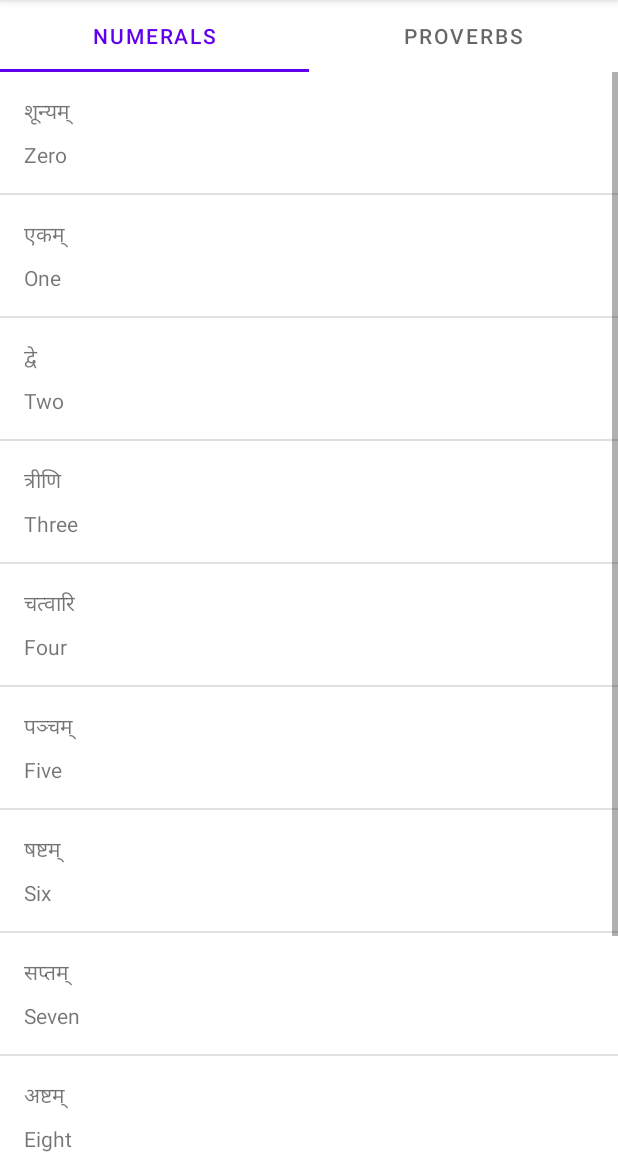
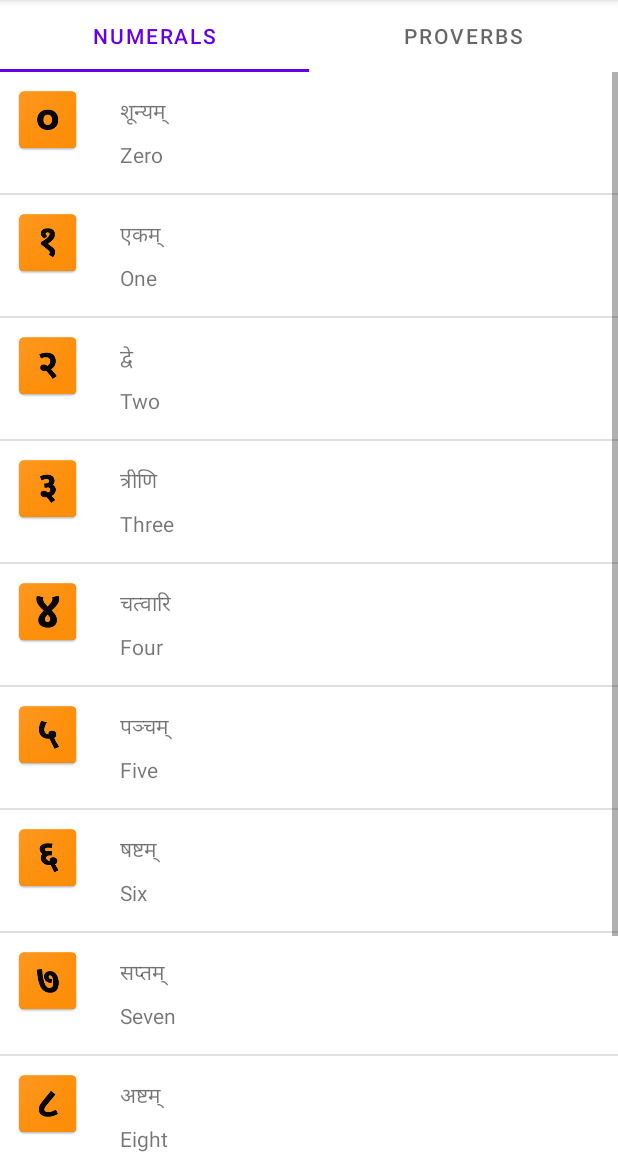
Before and after one commit to RahulAwasthi314/Sanskritam-app, an Android app: the NumeralsFragment screen opened directly, with no data from a screen before it, on a phone screen of 412 x 824 dp, the part 84-1236 px from its top. Run offline under Robolectric (Android 15) with nearby library versions, the phone set to English and light mode, and no system bars.

Commit message:
Added imageview to the numeralsFragment

```diff
--- a/app/src/main/java/com/awasthir/sanskritam/NumeralsFragment.java
+++ b/app/src/main/java/com/awasthir/sanskritam/NumeralsFragment.java
@@ -28,17 +28,17 @@ public class NumeralsFragment extends Fragment {
         // ARRAYLIST IS USED AS THE CONTAINER OF WORDS
         final ArrayList<Word> Words = new ArrayList<>();
 
-        Words.add(new Word("Zero", "शून्यम्"));
-        Words.add(new Word("One", "एकम्"));
-        Words.add(new Word("Two", "द्वे"));
-        Words.add(new Word("Three", "त्रीणि"));
-        Words.add(new Word("Four", "चत्वारि"));
-        Words.add(new Word("Five", "पञ्चम्"));
-        Words.add(new Word("Six", "षष्टम्"));
-        Words.add(new Word("Seven", "सप्तम्"));
-        Words.add(new Word("Eight", "अष्टम्"));
-        Words.add(new Word("Nine", "नवम्"));
-        Words.add(new Word("Ten", "दशम्"));
+        Words.add(new Word("Zero", "शून्यम्", R.drawable.number_zero));
+        Words.add(new Word("One", "एकम्", R.drawable.number_one));
+        Words.add(new Word("Two", "द्वे", R.drawable.number_two));
+        Words.add(new Word("Three", "त्रीणि", R.drawable.number_three));
+        Words.add(new Word("Four", "चत्वारि", R.drawable.number_four));
+        Words.add(new Word("Five", "पञ्चम्", R.drawable.number_five));
+        Words.add(new Word("Six", "षष्टम्", R.drawable.number_six));
+        Words.add(new Word("Seven", "सप्तम्", R.drawable.number_seven));
+        Words.add(new Word("Eight", "अष्टम्", R.drawable.number_eight));
+        Words.add(new Word("Nine", "नवम्", R.drawable.number_nine));
+        Words.add(new Word("Ten", "दशम्", R.drawable.number_ten));
 
         WordAdapter wordAdapter = new WordAdapter(requireActivity(), Words);
 
--- a/app/src/main/java/com/awasthir/sanskritam/Word.java
+++ b/app/src/main/java/com/awasthir/sanskritam/Word.java
@@ -2,12 +2,22 @@ package com.awasthir.sanskritam;
 
 public class Word {
 
+    final int NO_IMAGE_PROVIDED = -1;
+
     private String mDefaultTranslation;
     private String mSanskritTranslation;
+    private int mImageResourceId = NO_IMAGE_PROVIDED;
+
 
     public Word (String defaultTranslation, String sanskritTranslation) {
         setDefaultTranslation(defaultTranslation);
         setSanskritTranslation(sanskritTranslation);
+    }
+
+    public Word (String defaultTranslation, String sanskritTranslation, int imageResourceId) {
+        setDefaultTranslation(defaultTranslation);
+        setSanskritTranslation(sanskritTranslation);
+        mImageResourceId = imageResourceId;
     }
 
     public void setDefaultTranslation (String defaultTranslation){
@@ -18,6 +28,16 @@ public class Word {
         mSanskritTranslation = sanskritTranslation;
     }
 
+    public int getImageResourceId() {
+        return mImageResourceId;
+    }
+
+    public boolean hasImage() {
+        return mImageResourceId != NO_IMAGE_PROVIDED;
+    }
+
+
+
     public String getDefaultTranslation () {
         return mDefaultTranslation;
     }
--- a/app/src/main/java/com/awasthir/sanskritam/WordAdapter.java
+++ b/app/src/main/java/com/awasthir/sanskritam/WordAdapter.java
@@ -5,6 +5,7 @@ import android.view.LayoutInflater;
 import android.view.View;
 import android.view.ViewGroup;
 import android.widget.ArrayAdapter;
+import android.widget.ImageView;
 import android.widget.TextView;
 
 import androidx.annotation.NonNull;
@@ -36,10 +37,15 @@ public class WordAdapter extends ArrayAdapter<Word> {
         TextView sanskritTextView = listItemView.findViewById(R.id.sanskrit_text_view);
         sanskritTextView.setText(currentWord.getSanskritTranslation());
 
+        ImageView imageView = listItemView.findViewById(R.id.image_view);
+
+        if (currentWord.hasImage()) {
+            imageView.setImageResource(currentWord.getImageResourceId());
+            imageView.setVisibility(View.VISIBLE);
+        } else {
+            imageView.setVisibility(View.GONE);
+        }
         return listItemView;
     }
 
-    //
-
-
 }
--- a/app/src/main/res/layout/list_item.xml
+++ b/app/src/main/res/layout/list_item.xml
@@ -1,9 +1,25 @@
 <?xml version="1.0" encoding="utf-8"?>
 <LinearLayout xmlns:android="http://schemas.android.com/apk/res/android"
     xmlns:tools="http://schemas.android.com/tools"
-    android:orientation="vertical"
+    android:orientation="horizontal"
     android:layout_width="match_parent"
     android:layout_height="match_parent">
+
+    <ImageView
+        android:id="@+id/image_view"
+        android:layout_width="wrap_content"
+        android:layout_height="wrap_content"
+        android:maxHeight="48dp"
+        android:maxWidth="48dp"
+        android:padding="8dp"
+        tools:src="@mipmap/ic_launcher"
+        android:contentDescription="list_items_image" />
+
+    <LinearLayout
+        android:layout_width="match_parent"
+        android:layout_height="wrap_content"
+        android:orientation="vertical" >
+
 
     <TextView
         android:id="@+id/sanskrit_text_view"
@@ -25,4 +41,7 @@
         android:paddingTop="4dp"
         android:paddingBottom="16dp" />
 
+    </LinearLayout>
+
+
 </LinearLayout>
```
